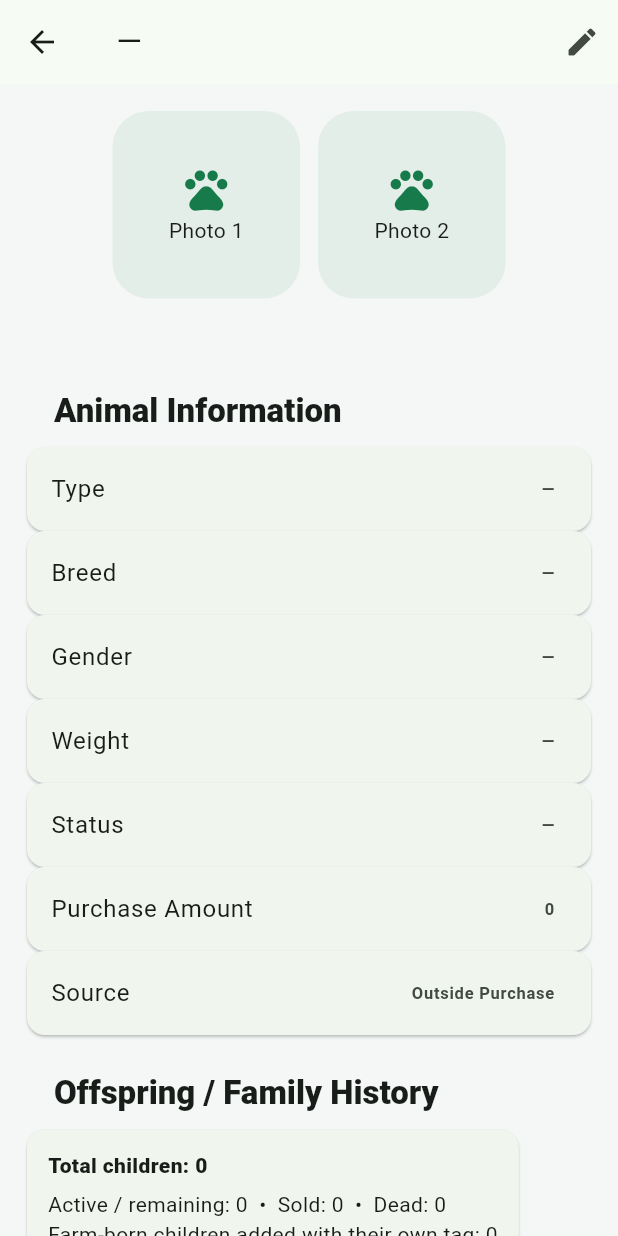
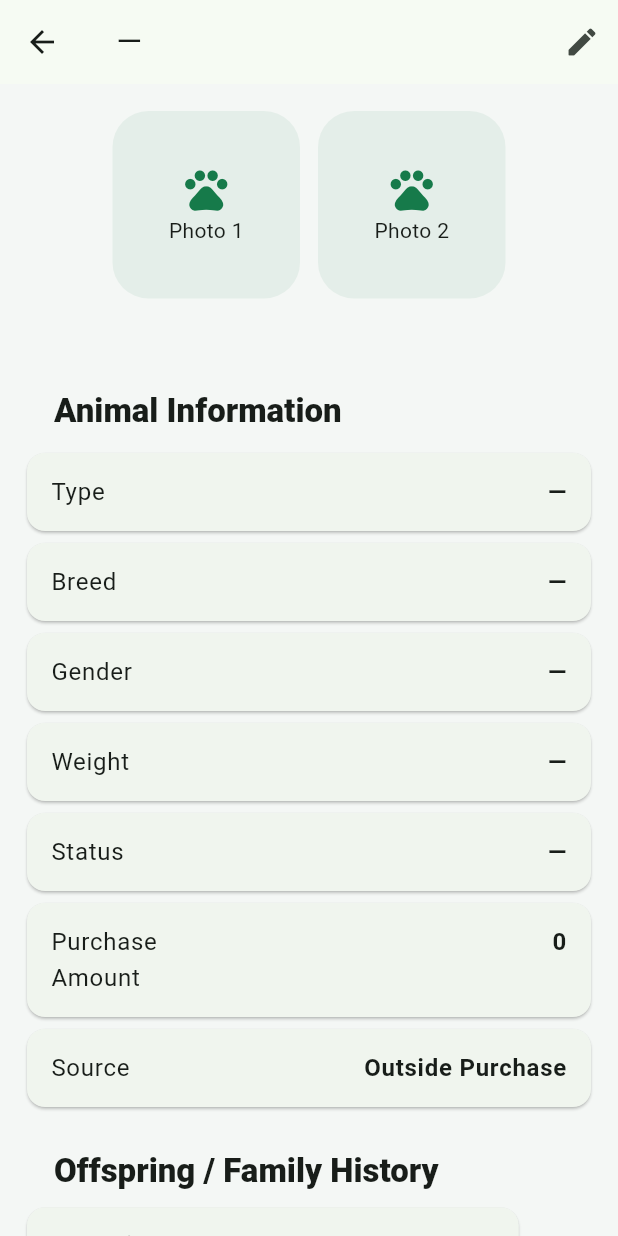
Before and after one commit to noman-95/noman-95-my-farm-manger-, a Flutter app: the AnimalProfilePage screen opened directly with empty values, on a phone screen of 412 x 824 dp. Run offline on Flutter 3.47's test engine with Material 3 defaults, Android fonts, the phone set to English and light mode, and no system bars; our stand-ins replace image_picker, pdf, share_plus, shared_preferences; missing offline and left inert: dart:html, excel; accounts and stored records are empty.

Commit message:
Add files via upload

```diff
--- a/lib/main.dart
+++ b/lib/main.dart
@@ -2001,17 +2001,36 @@ class InfoRow extends StatelessWidget {
 
   @override
   Widget build(BuildContext context) {
+    final value = b.trim().isEmpty ? '—' : b.trim();
+
     return Card(
-      child: ListTile(
-        title: Text(a),
-        trailing: Flexible(
-          child: Text(
-            b.isEmpty ? '—' : b,
-            textAlign: TextAlign.end,
-            style: const TextStyle(
-              fontWeight: FontWeight.w700,
-            ),
-          ),
+      margin: const EdgeInsets.symmetric(vertical: 4),
+      child: Padding(
+        padding: const EdgeInsets.symmetric(horizontal: 16, vertical: 14),
+        child: Row(
+          crossAxisAlignment: CrossAxisAlignment.start,
+          children: [
+            Expanded(
+              flex: 4,
+              child: Text(
+                a,
+                softWrap: true,
+                style: Theme.of(context).textTheme.bodyLarge,
+              ),
+            ),
+            const SizedBox(width: 12),
+            Expanded(
+              flex: 6,
+              child: Text(
+                value,
+                textAlign: TextAlign.end,
+                softWrap: true,
+                style: Theme.of(context).textTheme.bodyLarge?.copyWith(
+                      fontWeight: FontWeight.w700,
+                    ),
+              ),
+            ),
+          ],
         ),
       ),
     );
```
